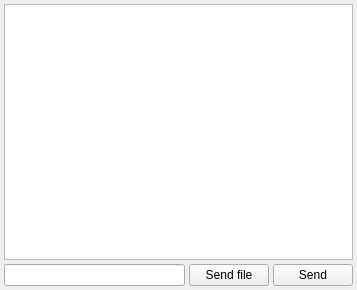
Qt form trunk/chatwin.ui (BackupTheBerlios/kapture-svn) before a commit.
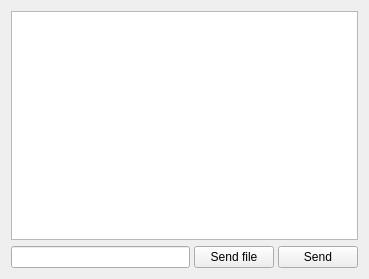
The same form after that commit.

Diff of the .ui file:
```diff
--- a/trunk/chatwin.ui
+++ b/trunk/chatwin.ui
@@ -5,29 +5,14 @@
    <rect>
     <x>0</x>
     <y>0</y>
-    <width>357</width>
-    <height>290</height>
+    <width>369</width>
+    <height>279</height>
    </rect>
   </property>
   <property name="windowTitle" >
    <string>Contact's jid</string>
   </property>
   <layout class="QVBoxLayout" >
-   <property name="spacing" >
-    <number>4</number>
-   </property>
-   <property name="leftMargin" >
-    <number>4</number>
-   </property>
-   <property name="topMargin" >
-    <number>4</number>
-   </property>
-   <property name="rightMargin" >
-    <number>4</number>
-   </property>
-   <property name="bottomMargin" >
-    <number>4</number>
-   </property>
    <item>
     <widget class="QTextEdit" name="discutionText" >
      <property name="focusPolicy" >
```
